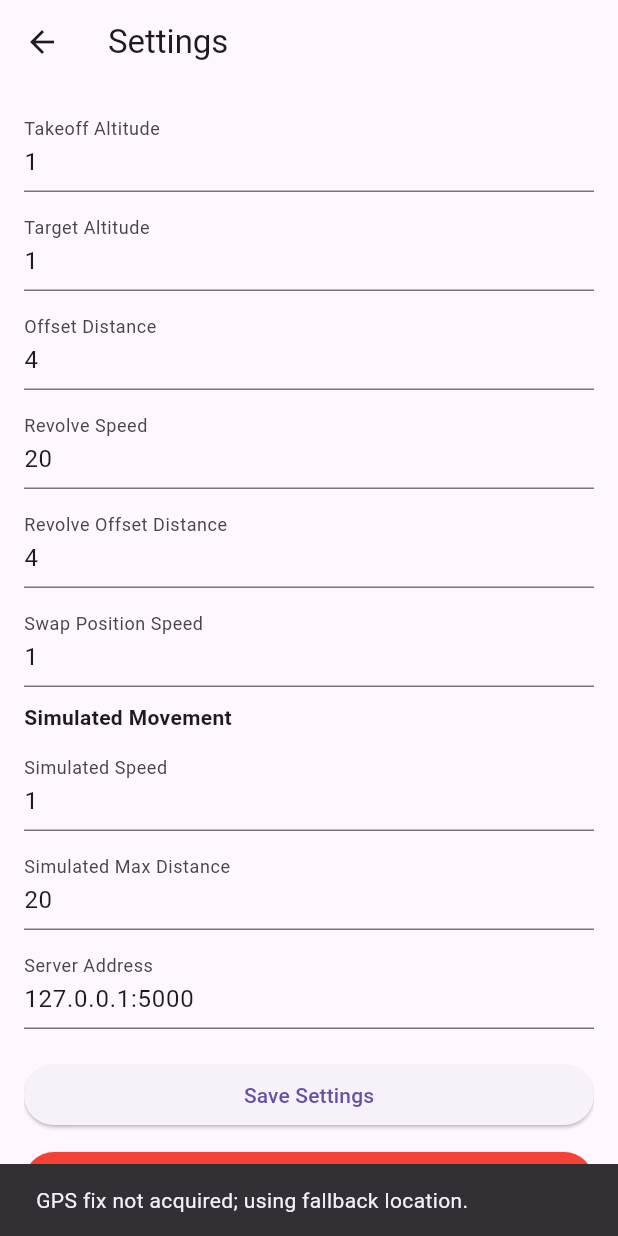
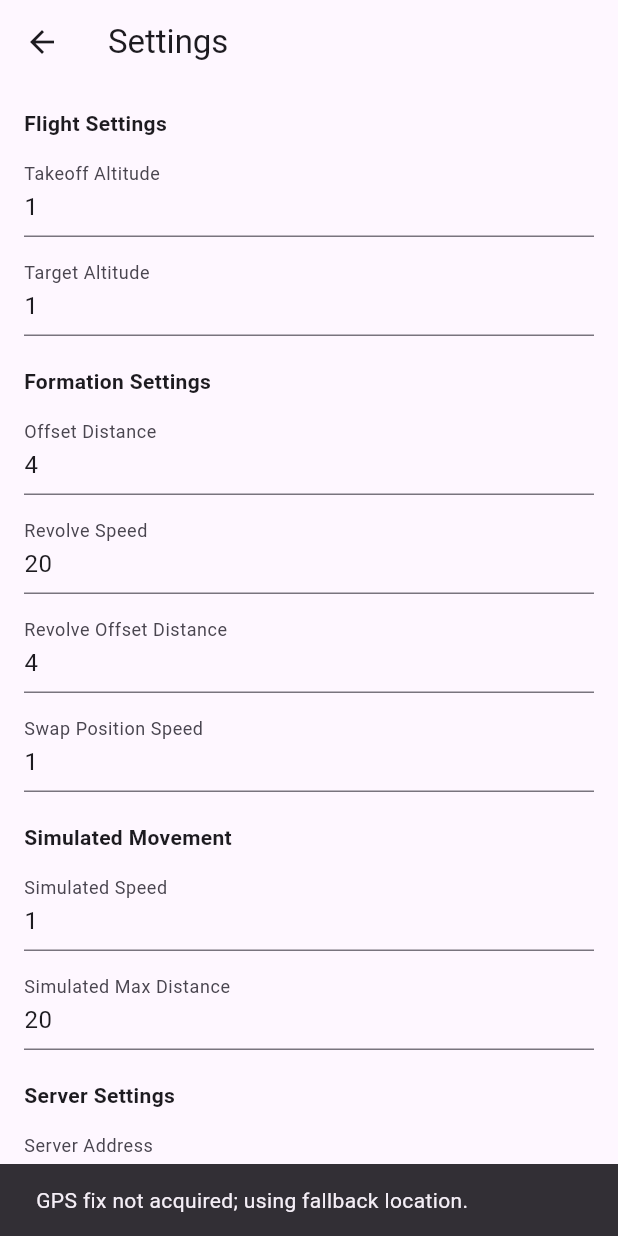
Before and after one commit to LavisCannon15/Drone-Swarm-App-and-Server, a Flutter app: the screen it shows after launch, in the side drawer, after a tap on the "menu" icon, on a phone screen of 412 x 824 dp. Run offline on Flutter 3.47's test engine with Material 3 defaults, Android fonts, the phone set to English and light mode, and no system bars; our stand-ins replace fl_chart, flutter_map, geolocator, google_maps_flutter, latlong2, shared_preferences; missing offline and left inert: flutter_background, flutter_map_tile_caching, google_maps_flutter_android, google_maps_flutter_platform_interface.

Commit message:
Add settings sections and normalize server address

```diff
--- a/lib/screens/settings_screen.dart
+++ b/lib/screens/settings_screen.dart
@@ -79,6 +79,10 @@ class _SettingsScreenState extends State<SettingsScreen> {
     super.dispose();
   }
 
+  String _sanitizeServerAddress(String value) {
+    return value.replaceFirst(RegExp(r'^wss?://'), '');
+  }
+
   Future<void> _loadSettings() async {
     final prefs = await SharedPreferences.getInstance();
     if (!mounted) return;
@@ -99,8 +103,8 @@ class _SettingsScreenState extends State<SettingsScreen> {
           prefs.getString('simSpeed') ?? defaultSettings['simSpeed']!;
       simMaxDistance =
           prefs.getString('simMaxDistance') ?? defaultSettings['simMaxDistance']!;
-      serverAddress =
-          prefs.getString('serverAddress') ?? defaultSettings['serverAddress']!;
+      serverAddress = _sanitizeServerAddress(
+          prefs.getString('serverAddress') ?? defaultSettings['serverAddress']!);
 
       takeoffAltitudeController.text = takeoffAltitude;
       targetAltitudeController.text = targetAltitude;
@@ -132,7 +136,7 @@ class _SettingsScreenState extends State<SettingsScreen> {
     await prefs.setString('swapPositionSpeed', swapPositionSpeed);
     await prefs.setString('simSpeed', simSpeed);
     await prefs.setString('simMaxDistance', simMaxDistance);
-    await prefs.setString('serverAddress', serverAddress);
+    await prefs.setString('serverAddress', _sanitizeServerAddress(serverAddress));
 
     // Refresh caches so new values apply immediately
     await GPSService().refreshSettings();
@@ -152,7 +156,8 @@ class _SettingsScreenState extends State<SettingsScreen> {
       swapPositionSpeed = defaultSettings['swapPositionSpeed']!;
       simSpeed = defaultSettings['simSpeed']!;
       simMaxDistance = defaultSettings['simMaxDistance']!;
-      serverAddress = defaultSettings['serverAddress']!;
+      serverAddress =
+          _sanitizeServerAddress(defaultSettings['serverAddress']!);
 
       takeoffAltitudeController.text = takeoffAltitude;
       targetAltitudeController.text = targetAltitude;
@@ -205,6 +210,12 @@ class _SettingsScreenState extends State<SettingsScreen> {
         padding: const EdgeInsets.all(16.0),
         child: ListView(
           children: [
+            // Flight Settings
+            Text(
+              "Flight Settings",
+              style: TextStyle(fontWeight: FontWeight.bold),
+            ),
+            SizedBox(height: 10),
             // Takeoff Altitude
             TextField(
               decoration: InputDecoration(
@@ -235,6 +246,12 @@ class _SettingsScreenState extends State<SettingsScreen> {
                   RegExp(r'^[0-9]*\.?[0-9]*$'),
                 ),
               ],
+            ),
+            SizedBox(height: 20),
+            // Formation Settings
+            Text(
+              "Formation Settings",
+              style: TextStyle(fontWeight: FontWeight.bold),
             ),
             SizedBox(height: 10),
             // Offset Distance
@@ -300,7 +317,7 @@ class _SettingsScreenState extends State<SettingsScreen> {
                 ),
               ],
             ),
-            SizedBox(height: 10),
+            SizedBox(height: 20),
             // Simulated Movement Settings
             Text(
               "Simulated Movement",
@@ -338,6 +355,12 @@ class _SettingsScreenState extends State<SettingsScreen> {
                 ),
               ],
             ),
+            SizedBox(height: 20),
+            // Server Settings
+            Text(
+              "Server Settings",
+              style: TextStyle(fontWeight: FontWeight.bold),
+            ),
             SizedBox(height: 10),
             // Server Address
             TextField(
@@ -346,7 +369,7 @@ class _SettingsScreenState extends State<SettingsScreen> {
                 hintText: "Enter server address (e.g., 192.168.1.1:5000)",
               ),
               keyboardType: TextInputType.text,
-              onChanged: (value) => serverAddress = value,
+              onChanged: (value) => serverAddress = _sanitizeServerAddress(value),
               controller: serverAddressController,
             ),
             SizedBox(height: 20),
```
